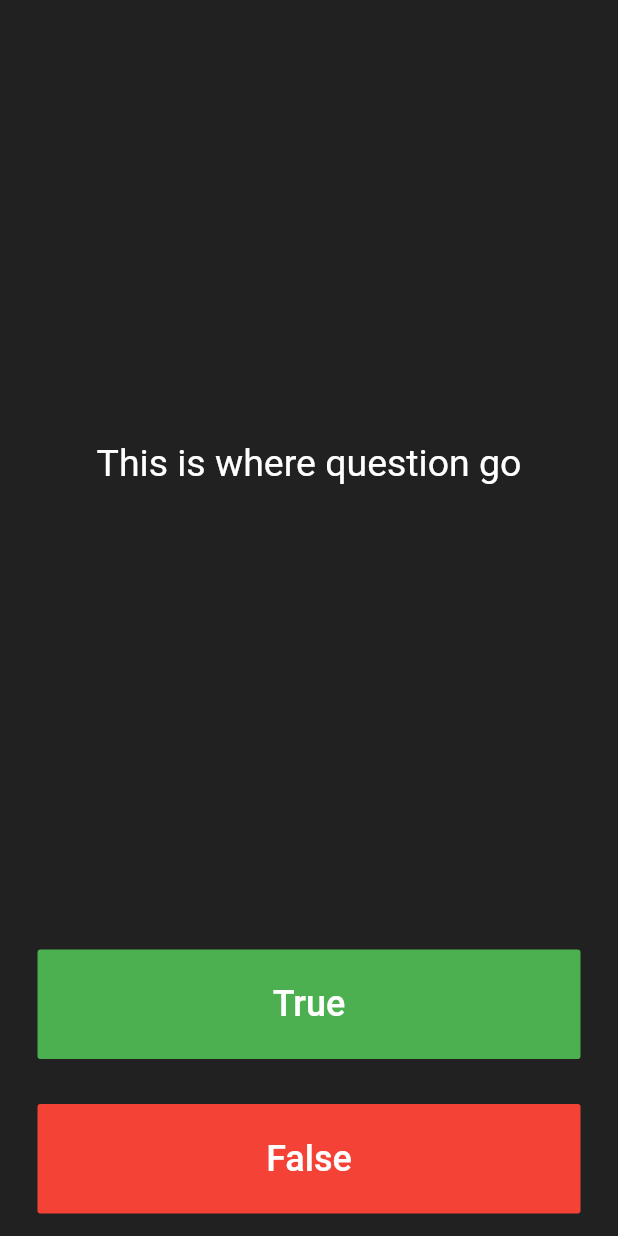
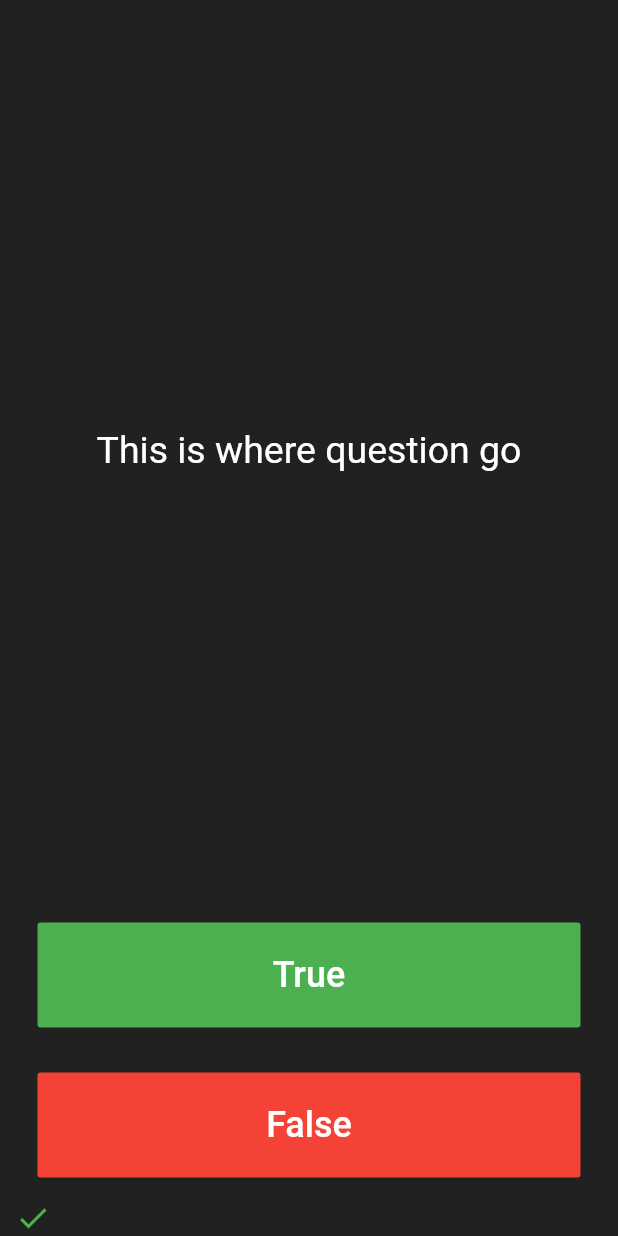
Before and after one commit to keertirajmalik/quiz-flutter-app, a Flutter app: the screen it shows after launch, after a tap on "True", on a phone screen of 412 x 824 dp. Run offline on Flutter 3.47's test engine with Material 2 defaults, Android fonts, the phone set to English and light mode, and no system bars.

Commit message:
Added the score keeper for the quiz app

```diff
--- a/lib/main.dart
+++ b/lib/main.dart
@@ -24,11 +24,18 @@ class Quizzler extends StatelessWidget {
   }
 }
 
-class QuizPage extends StatelessWidget {
+class QuizPage extends StatefulWidget {
+  @override
+  _QuizPageState createState() => _QuizPageState();
+}
+
+class _QuizPageState extends State<QuizPage> {
+  List<Icon> scoreKeeper = [];
+
   Widget build(BuildContext context) {
     return Column(
       crossAxisAlignment: CrossAxisAlignment.stretch,
-      mainAxisAlignment: MainAxisAlignment.spaceBetween,
+      // mainAxisAlignment: MainAxisAlignment.spaceBetween,
       children: [
         Expanded(
           flex: 6,
@@ -52,7 +59,16 @@ class QuizPage extends StatelessWidget {
             child: FlatButton(
               textColor: Colors.white,
               color: Colors.green,
-              onPressed: () {},
+              onPressed: () {
+                setState(() {
+                  scoreKeeper.add(
+                    Icon(
+                      Icons.check,
+                      color: Colors.green,
+                    ),
+                  );
+                });
+              },
               child: Text(
                 'True',
                 style: TextStyle(
@@ -69,7 +85,16 @@ class QuizPage extends StatelessWidget {
             child: FlatButton(
               textColor: Colors.white,
               color: Colors.red,
-              onPressed: () {},
+              onPressed: () {
+                setState(() {
+                  scoreKeeper.add(
+                    Icon(
+                      Icons.close,
+                      color: Colors.red,
+                    ),
+                  );
+                });
+              },
               child: Text(
                 'False',
                 style: TextStyle(
@@ -80,6 +105,9 @@ class QuizPage extends StatelessWidget {
             ),
           ),
         ),
+        Row(
+          children: scoreKeeper,
+        )
       ],
     );
   }
```
